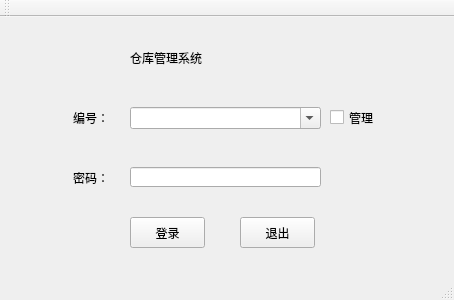
Clyysone/C, file C/login.ui: the form before one commit.
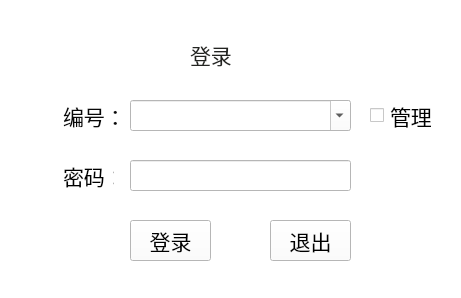
The form after the commit.

```diff
--- a/C/login.ui
+++ b/C/login.ui
@@ -6,10 +6,19 @@
    <rect>
     <x>0</x>
     <y>0</y>
-    <width>454</width>
-    <height>300</height>
+    <width>461</width>
+    <height>298</height>
    </rect>
   </property>
+  <property name="font">
+   <font>
+    <family>微软雅黑</family>
+    <pointsize>16</pointsize>
+    <weight>50</weight>
+    <italic>false</italic>
+    <bold>false</bold>
+   </font>
+  </property>
   <property name="windowTitle">
    <string>login</string>
   </property>
@@ -17,28 +26,42 @@
    <string notr="true">font: 11pt &quot;微软雅黑&quot;;</string>
   </property>
   <widget class="QWidget" name="centralWidget">
+   <property name="styleSheet">
+    <string notr="true">font: 14pt &quot;微软雅黑&quot;;
+border-color: rgb(30, 144, 197);
+border-color: rgb(25, 131, 163);
+background-color: rgb(248, 255, 212);
+background-color: rgb(255, 255, 255);</string>
+   </property>
    <widget class="QLabel" name="label_2">
     <property name="geometry">
      <rect>
-      <x>73</x>
-      <y>90</y>
-      <width>41</width>
-      <height>21</height>
+      <x>63</x>
+      <y>100</y>
+      <width>61</width>
+      <height>31</height>
      </rect>
     </property>
+    <property name="styleSheet">
+     <string notr="true">font: 14pt &quot;微软雅黑&quot;;</string>
+    </property>
     <property name="text">
-     <string>编号：</string>
+     <string>&lt;html&gt;&lt;head/&gt;&lt;body&gt;&lt;p&gt;&lt;span style=&quot; color:#080808;&quot;&gt;编号：&lt;/span&gt;&lt;/p&gt;&lt;/body&gt;&lt;/html&gt;</string>
     </property>
    </widget>
    <widget class="QLineEdit" name="passwd">
     <property name="geometry">
      <rect>
       <x>130</x>
-      <y>150</y>
-      <width>191</width>
-      <height>20</height>
+      <y>160</y>
+      <width>221</width>
+      <height>31</height>
      </rect>
     </property>
+    <property name="styleSheet">
+     <string notr="true">font: 14pt &quot;微软雅黑&quot;;
+background-color: rgb(255, 255, 255);</string>
+    </property>
     <property name="echoMode">
      <enum>QLineEdit::Password</enum>
     </property>
@@ -47,9 +70,9 @@
     <property name="geometry">
      <rect>
       <x>130</x>
-      <y>200</y>
-      <width>75</width>
-      <height>31</height>
+      <y>220</y>
+      <width>81</width>
+      <height>41</height>
      </rect>
     </property>
     <property name="text">
@@ -59,12 +82,15 @@
    <widget class="QCheckBox" name="su">
     <property name="geometry">
      <rect>
-      <x>330</x>
-      <y>90</y>
-      <width>51</width>
-      <height>21</height>
+      <x>370</x>
+      <y>100</y>
+      <width>61</width>
+      <height>31</height>
      </rect>
     </property>
+    <property name="styleSheet">
+     <string notr="true">font: 14pt &quot;微软雅黑&quot;;</string>
+    </property>
     <property name="text">
      <string>管理</string>
     </property>
@@ -75,10 +101,10 @@
    <widget class="QPushButton" name="exit">
     <property name="geometry">
      <rect>
-      <x>240</x>
-      <y>200</y>
-      <width>75</width>
-      <height>31</height>
+      <x>270</x>
+      <y>220</y>
+      <width>81</width>
+      <height>41</height>
      </rect>
     </property>
     <property name="text">
@@ -89,17 +115,37 @@
     <property name="geometry">
      <rect>
       <x>130</x>
-      <y>90</y>
-      <width>191</width>
-      <height>22</height>
+      <y>100</y>
+      <width>221</width>
+      <height>31</height>
      </rect>
     </property>
+    <property name="font">
+     <font>
+      <family>微软雅黑</family>
+      <pointsize>14</pointsize>
+      <weight>50</weight>
+      <italic>false</italic>
+      <bold>false</bold>
+     </font>
+    </property>
     <property name="styleSheet">
-     <string notr="true">font: 12pt &quot;微软雅黑&quot;;</string>
+     <string notr="true">background-color: rgb(255, 255, 255);
+selection-color: rgb(0, 0, 0);
+alternate-background-color: rgb(0, 0, 0);</string>
     </property>
     <property name="editable">
      <bool>true</bool>
     </property>
+    <property name="insertPolicy">
+     <enum>QComboBox::InsertAtTop</enum>
+    </property>
+    <property name="sizeAdjustPolicy">
+     <enum>QComboBox::AdjustToMinimumContentsLengthWithIcon</enum>
+    </property>
+    <property name="frame">
+     <bool>true</bool>
+    </property>
     <item>
      <property name="text">
       <string/>
@@ -124,52 +170,36 @@
    <widget class="QLabel" name="label">
     <property name="geometry">
      <rect>
-      <x>130</x>
-      <y>10</y>
-      <width>181</width>
-      <height>61</height>
+      <x>190</x>
+      <y>30</y>
+      <width>101</width>
+      <height>51</height>
      </rect>
     </property>
     <property name="styleSheet">
      <string notr="true">font: 22pt &quot;微软雅黑&quot;;</string>
     </property>
     <property name="text">
-     <string>仓库管理系统</string>
+     <string>&lt;html&gt;&lt;head/&gt;&lt;body&gt;&lt;p&gt;&lt;span style=&quot; color:#232421;&quot;&gt;登录&lt;/span&gt;&lt;/p&gt;&lt;/body&gt;&lt;/html&gt;</string>
     </property>
    </widget>
    <widget class="QLabel" name="label_3">
     <property name="geometry">
      <rect>
-      <x>73</x>
-      <y>150</y>
-      <width>41</width>
-      <height>21</height>
+      <x>63</x>
+      <y>160</y>
+      <width>51</width>
+      <height>31</height>
      </rect>
     </property>
+    <property name="styleSheet">
+     <string notr="true">font: 14pt &quot;微软雅黑&quot;;</string>
+    </property>
     <property name="text">
-     <string>密码：</string>
+     <string>&lt;html&gt;&lt;head/&gt;&lt;body&gt;&lt;p&gt;&lt;span style=&quot; color:#000000;&quot;&gt;密码：&lt;/span&gt;&lt;/p&gt;&lt;/body&gt;&lt;/html&gt;</string>
     </property>
    </widget>
   </widget>
-  <widget class="QMenuBar" name="menuBar">
-   <property name="geometry">
-    <rect>
-     <x>0</x>
-     <y>0</y>
-     <width>454</width>
-     <height>26</height>
-    </rect>
-   </property>
-  </widget>
-  <widget class="QToolBar" name="mainToolBar">
-   <attribute name="toolBarArea">
-    <enum>TopToolBarArea</enum>
-   </attribute>
-   <attribute name="toolBarBreak">
-    <bool>false</bool>
-   </attribute>
-  </widget>
-  <widget class="QStatusBar" name="statusBar"/>
  </widget>
  <layoutdefault spacing="6" margin="11"/>
  <resources/>
```
Left out of the diff: 6 changed lines with no effect on the pictures.
